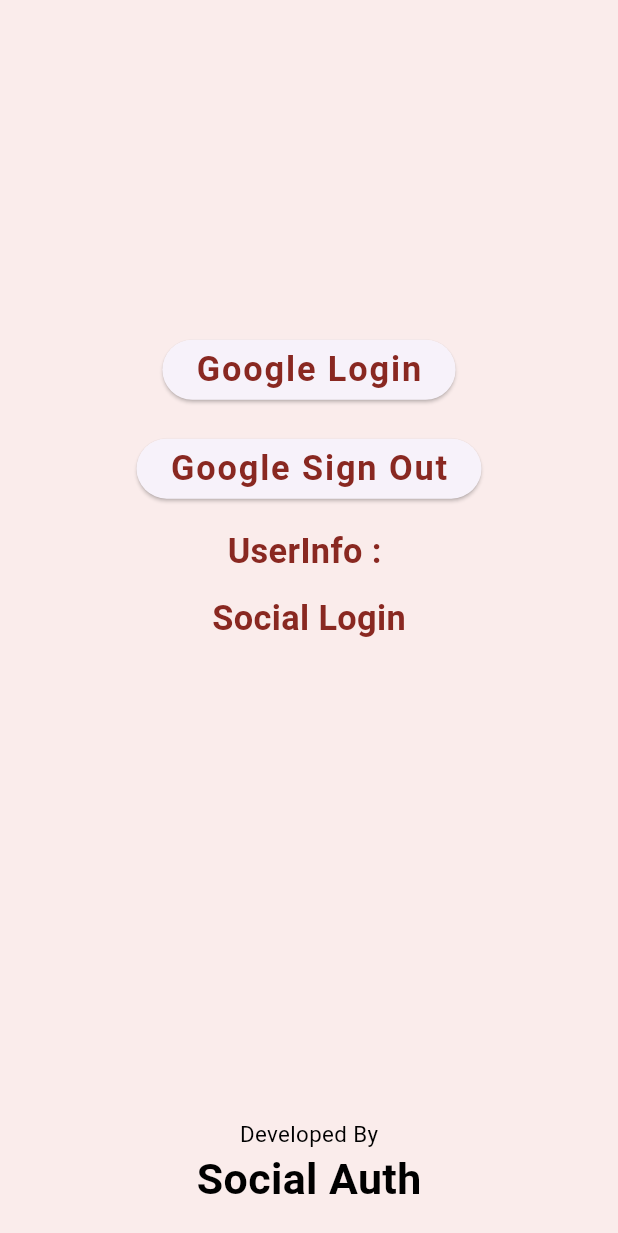
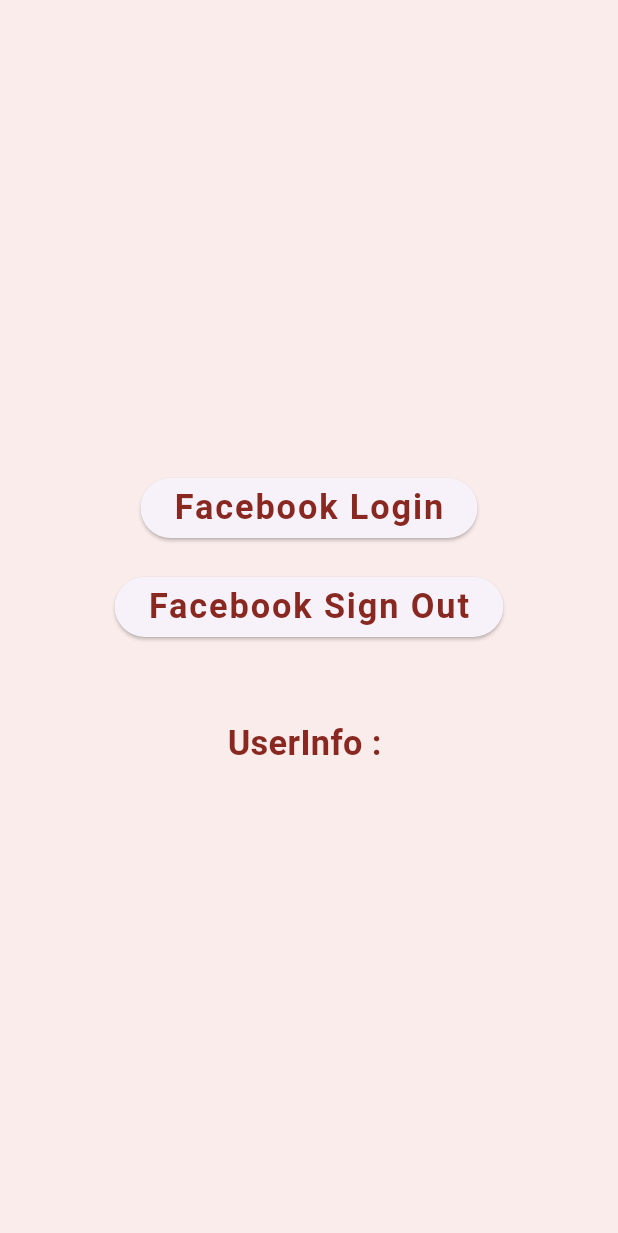
Before and after one commit to abdullah-mysoftheaven/all_social_auth_demo, a Flutter app: the screen it shows after launch, on a phone screen of 412 x 824 dp. Shown: the top 1233 px of the screen. Run offline on Flutter 3.47's test engine with Material 3 defaults, Android fonts, the phone set to English and light mode, and no system bars; our stand-ins replace firebase_auth, firebase_core, firebase_messaging, flutter_local_notifications, flutter_screenutil, fluttertoast and 2 more; missing offline and left inert: app_settings; accounts and stored records are empty; Roboto replaces fonts that are missing (Noto Sans Bengali UI).

Commit message:
design for fb

```diff
--- /dev/null
+++ b/lib/facebook_auth/view/facebook_auth_screen.dart
@@ -0,0 +1,83 @@
+import 'package:firebase_auth/firebase_auth.dart';
+import 'package:flutter/material.dart';
+import 'package:flutter_screenutil/flutter_screenutil.dart';
+import 'package:get/get.dart';
+import '../../constant/Colors.dart';
+import '../controller/facebook_auth_page_controller.dart';
+
+class FaceBookAuthScreenPage extends StatelessWidget {
+  final pageController = Get.put(FaceBookAuthPageController());
+
+  @override
+  Widget build(BuildContext context) {
+    final size = MediaQuery.of(context).size;
+    return Scaffold(
+      backgroundColor: imageBgColor,
+      body: Container(
+        child: Column(
+          children: [
+            Expanded(
+              child: Center(
+                child: Column(
+                  mainAxisAlignment: MainAxisAlignment.center,
+                  crossAxisAlignment: CrossAxisAlignment.center,
+                  children: [
+
+                    ElevatedButton(
+                      onPressed: () async {
+                        try {
+                          UserCredential userCredential = await pageController.signInWithGoogle();
+                          print('Sign-in successful');
+
+                          User? user = userCredential.user;
+                          // Print user data using the new method
+                          pageController.printUserData(user);
+                        } catch (e) {
+                          print('Error signing in: $e');
+                        }
+                      },
+                      child: Text(
+                        "Facebook Login",
+                        style: TextStyle(
+                          color: appColor,
+                          fontWeight: FontWeight.bold,
+                          fontSize: 20.sp,
+                        ),
+                      ),
+                    ),
+                    SizedBox(height: 15.h),
+                    ElevatedButton(
+                      onPressed: () async {
+                        await pageController.signOutWithGoogle();
+                      },
+                      child: Text(
+                        "Facebook Sign Out",
+                        style: TextStyle(
+                          color: appColor,
+                          fontWeight: FontWeight.bold,
+                          fontSize: 20.sp,
+                        ),
+                      ),
+                    ),
+                    SizedBox(height: 45.h),
+                    Obx(()=>Text(
+                      "UserInfo : ${pageController.userInfo.value}",
+                      style: TextStyle(
+                        color: appColor,
+                        fontWeight: FontWeight.bold,
+                        fontSize: 20.sp,
+                      ),
+                    )),
+
+
+                    // Expanded(child: Container(), flex: 3),
+                  ],
+                ),
+              ),
+            )
+          ],
+        ),
+      ),
+    );
+  }
+}
--- a/lib/firebase/NotificationServices.dart
+++ b/lib/firebase/NotificationServices.dart
@@ -6,7 +6,8 @@ import 'package:flutter/foundation.dart';
 import 'package:flutter/material.dart';
 import 'package:flutter_local_notifications/flutter_local_notifications.dart';
 import 'package:get/get.dart';
-import 'package:my_social_auth/splash_screen/view/splash_screen.dart';
+
+import '../google_auth/view/splash_screen.dart';
 
 
 class NotificationServices {
--- a/lib/main.dart
+++ b/lib/main.dart
@@ -3,13 +3,14 @@ import 'package:firebase_core/firebase_core.dart';
 import 'package:flutter/material.dart';
 import 'package:flutter_screenutil/flutter_screenutil.dart';
 import 'package:get/get_navigation/src/root/get_material_app.dart';
-import 'package:my_social_auth/splash_screen/view/splash_screen.dart';
 
 
 
 
+import 'facebook_auth/view/facebook_auth_screen.dart';
 import 'firebase/FCM.dart';
 import 'firebase/NotificationServices.dart';
+import 'google_auth/view/splash_screen.dart';
 
 
 Future<void> main() async {
@@ -17,7 +18,7 @@ Future<void> main() async {
   WidgetsFlutterBinding.ensureInitialized();
   await Firebase.initializeApp();
 
-  runApp( MyMehendiDesignApp());
+  runApp( MyCustomApp());
   // SystemChrome.setSystemUIOverlayStyle(const SystemUiOverlayStyle(
   //   // statusBarColor:awsStartColor,
   //   // systemNavigationBarColor:awsEndColor,
@@ -25,8 +26,8 @@ Future<void> main() async {
 
 }
 
-class MyMehendiDesignApp extends StatelessWidget {
-  MyMehendiDesignApp({Key? key}) : super(key: key);
+class MyCustomApp extends StatelessWidget {
+  MyCustomApp({Key? key}) : super(key: key);
   static final navKey = GlobalKey<NavigatorState>();
   var notificationTitle = 'No Title';
   var notificationBody = 'No Body';
@@ -50,7 +51,7 @@ class MyMehendiDesignApp extends StatelessWidget {
 
   _changeBody(String msg) {
     notificationBody = msg;
-    final context = MyMehendiDesignApp.navKey.currentState?.overlay?.context;
+    final context = MyCustomApp.navKey.currentState?.overlay?.context;
     // _showAlert(Get.context!, notificationTitle, notificationBody, notificationData);
   }
 
@@ -82,8 +83,9 @@ class MyMehendiDesignApp extends StatelessWidget {
             textTheme: Typography.englishLike2018.apply(fontSizeFactor: 1.sp),
           ),
           home:
-          SplashScreenPage(),
-          // BabyImageListScreenPage(),
+          // SplashScreenPage(),
+          FaceBookAuthScreenPage(),
+
         );
       },
 
```
Also changed, not shown: lib/facebook_auth/controller/facebook_auth_page_controller.dart (added, +71 -0 lines), lib/google_auth/controller/splash_screen_page_controller.dart (renamed from lib/splash_screen/controller/splash_screen_page_controller.dart), lib/google_auth/view/splash_screen.dart (renamed from lib/splash_screen/view/splash_screen.dart), 1 other file.
